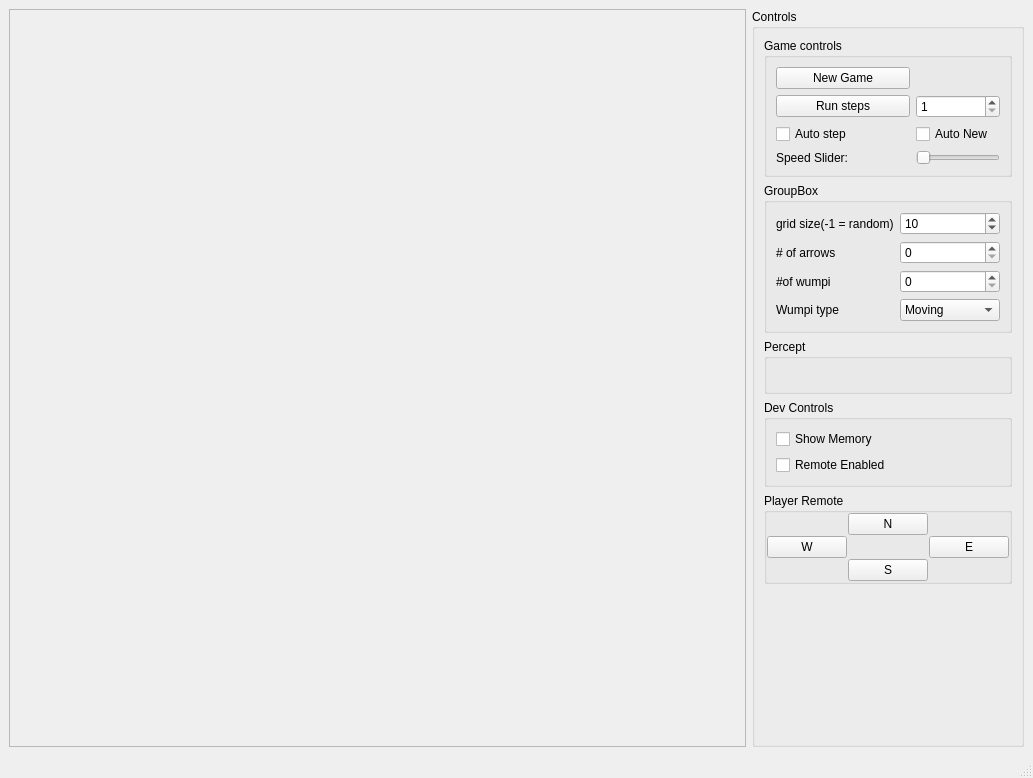
NickFalse/HuntTheWumpusProject, file ui.ui: the form before one commit.
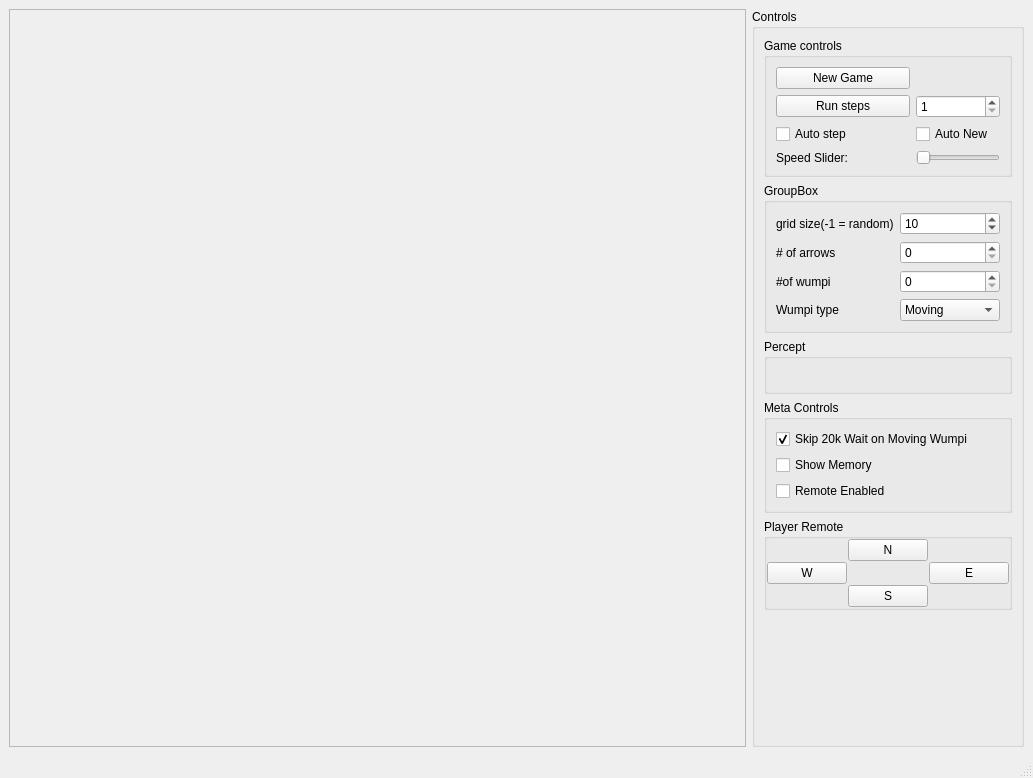
The form after the commit.

Commit message: update ui and agent to allow 20k wait skip

```diff
--- a/ui.ui
+++ b/ui.ui
@@ -230,9 +230,19 @@
           </sizepolicy>
          </property>
          <property name="title">
-          <string>Dev Controls</string>
+          <string>Meta Controls</string>
          </property>
          <layout class="QVBoxLayout" name="verticalLayout_2">
+          <item>
+           <widget class="QCheckBox" name="waitSkipBox">
+            <property name="text">
+             <string>Skip 20k Wait on Moving Wumpi</string>
+            </property>
+            <property name="checked">
+             <bool>true</bool>
+            </property>
+           </widget>
+          </item>
           <item>
            <widget class="QCheckBox" name="showMemoryBox">
             <property name="text">
```
The commit also changes 3 other files.
